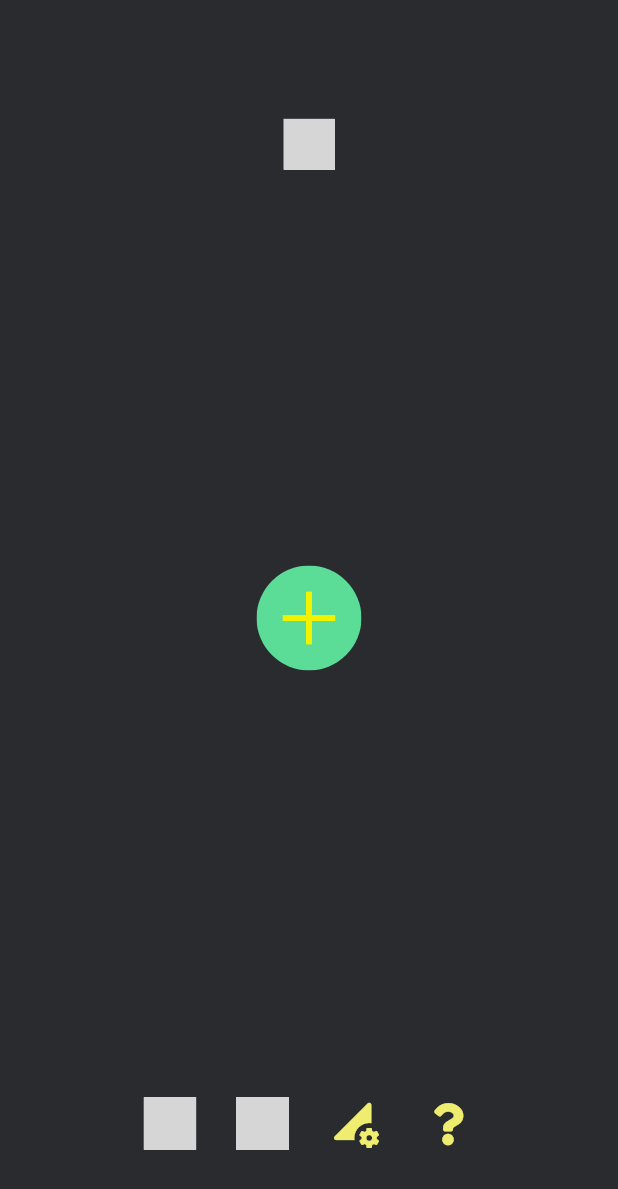
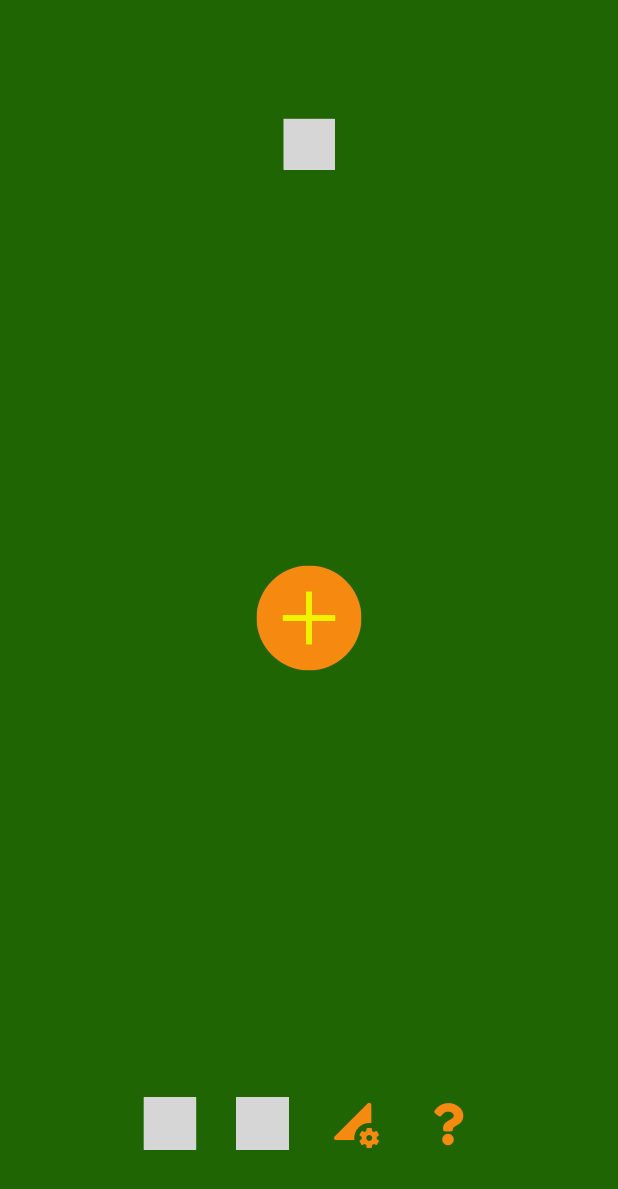
Before and after one commit to Tiltification/sonic-tilt, a Flutter app: the screen it shows after launch, on a phone screen of 412 x 824 dp. Shown: the top 1189 px of the screen. Run offline on Flutter 3.47's test engine with Material 2 defaults, Android fonts, the phone set to English and light mode, and no system bars; our stand-ins replace font_awesome_flutter, hive, hive_flutter, native_device_orientation, rive, sensors and 1 more; missing offline and left inert: flutter_animated_dialog, simple_html_css, social_buttons; accounts and stored records are empty; generated files the repository leaves out were written again; statements that could not run were skipped; project files that could hold a hidden picture were left out; grey boxes are pictures that could not be loaded.

Commit message:
SonicLevel-PobbleBonk ICAD 2023 Sonic Tilt Competition

```diff
--- a/lib/LevelTheme.dart
+++ b/lib/LevelTheme.dart
@@ -3,17 +3,35 @@ import 'dart:ui';
 import 'package:flutter/material.dart';
 
 class LevelTheme {
-  static const mainDarkMode = Color(0xff292b2e);
-  static const mainLightMode = Color(0xffF2F2F2);
-  static const darkModeBlack = Color(0xff47586f);
-  static const darkModeYellow = Color(0xffefed70);
-  static const darkModeGreen = Color(0xff5bdc97);
-  static const bgColor = Color(0xff292b2e);
-  static const textColor = Color(0xff47576E);
-  static const splashTextColor = Color.fromRGBO(50, 58, 69, 0.5);
-  static const splashHeading2Color = Color(0xff066449);
-  static const splashHeading3Color = Color(0xffF1DB6B);
-  static const splashCard3Color = Color(0xff292A2E);
+//  static const mainDarkMode = Color(0xff292b2e);
+  static const mainDarkMode = Color(0xff292bff);
+//  static const mainLightMode = Color(0xffF2F2F2);
+  static const mainLightMode = Color(0xff058986);
+//  static const darkModeBlack = Color(0xff47586f);
+  static const darkModeBlack = Color(0xff4758ff);
+//  static const darkModeYellow = Color(0xffefed70); // Bubble color
+  static const darkModeYellow = Color(0xfff6890f); // PobbleBonk
+//  static const darkModeYellow = Color(0xff0e0901); // Crickets
+//  static const darkModeYellow = Color(0xffa431c4); // Tuning
+//  static const darkModeGreen = Color(0xff5bdc97);
+//  static const darkModeGreen = Color(0xff91c618); //small bubble
+  static const darkModeGreen = Color(0xfff6890f); // PobbleBonk
+//  static const darkModeGreen = Color(0xff180e02); // Crickets
+//  static const darkModeGreen = Color(0xff180e02); // Tuning
+//  static const bgColor = Color(0xff2e2b2e);
+  static const bgColor = Color(0xff206503); // background PobbleBonk
+//  static const bgColor = Color(0xfff3ee01); // background Crickets
+//  static const bgColor = Color(0xff3c038b); // background Tuning
+//  static const textColor = Color(0xff47576E);
+  static const textColor = Color(0xff4f88fa);
+//  static const splashTextColor = Color.fromRGBO(50, 58, 69, 0.5);
+  static const splashTextColor = Color.fromRGBO(11, 234, 234, 1.0);
+//  static const splashHeading2Color = Color(0xff066449);
+  static const splashHeading2Color = Color(0xff0664ff);
+//  static const splashHeading3Color = Color(0xffF1DB6B);
+  static const splashHeading3Color = Color(0xffF1DBff);
+//  static const splashCard3Color = Color(0xff292A2E);
+  static const splashCard3Color = Color(0xff295fff);
 
   static TextStyle htmlText = TextStyle(
       fontWeight: FontWeight.normal,
@@ -27,7 +45,7 @@ class LevelTheme {
       fontSize: 18,
       fontFamily: 'Sintony',
       decoration: TextDecoration.underline,
-  decorationColor: LevelTheme.textColor);
+      decorationColor: LevelTheme.textColor);
 
   static TextStyle defaultText = TextStyle(
       fontWeight: FontWeight.bold,
```
